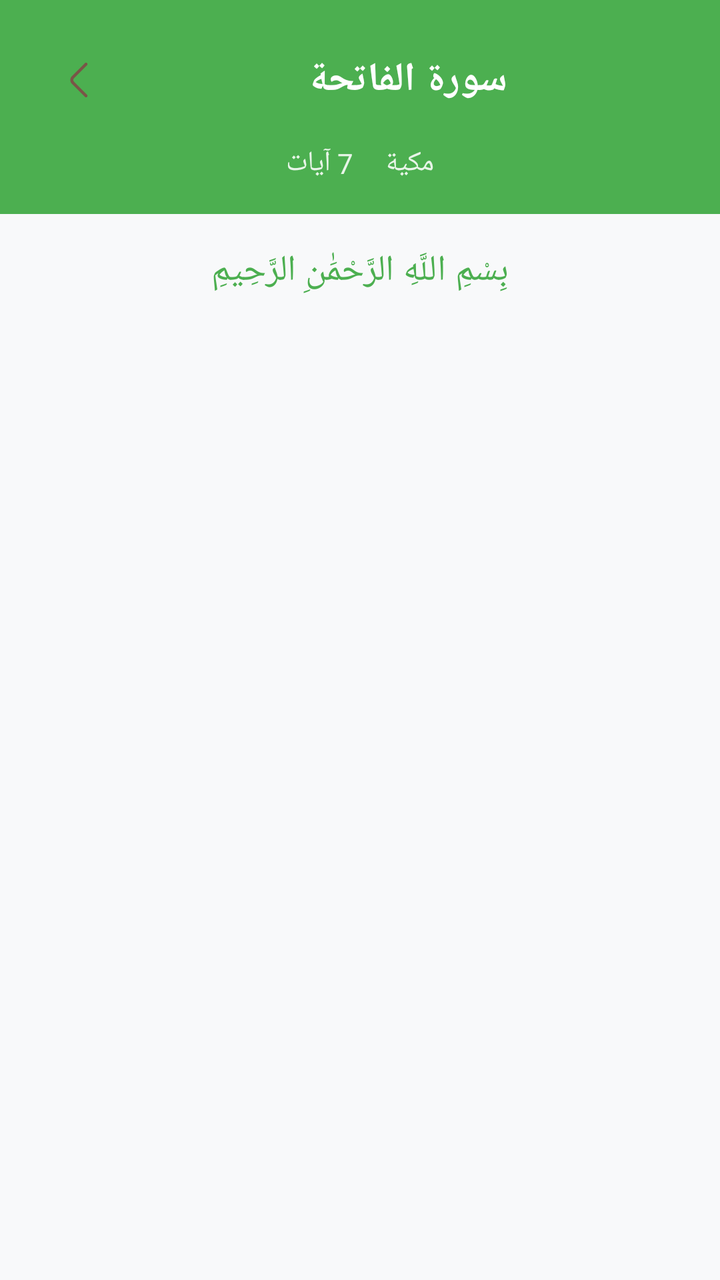
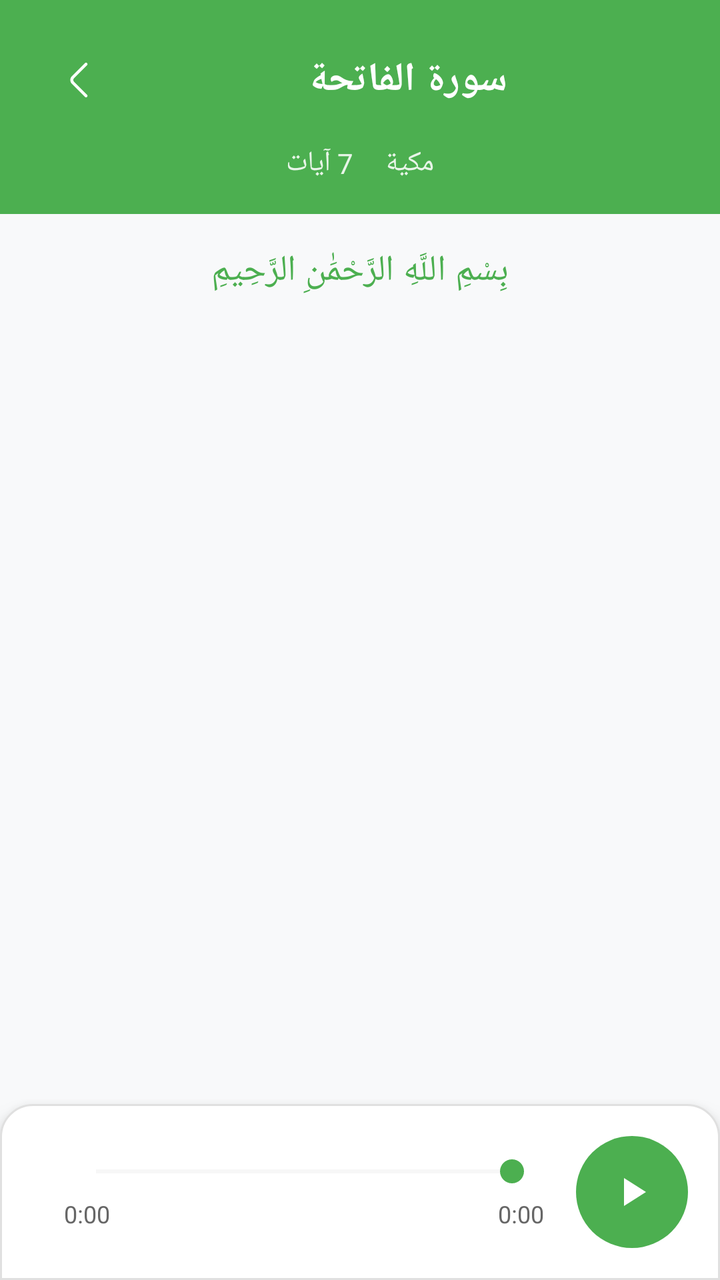

Screens rendered from an Android XML layout before and after an edit, with the pre-edit source and the edit as a unified diff.
<!-- AndroidManifest.xml: application theme Theme.Zakrni -->
<!-- res/layout/fragment_quran.xml -->
<?xml version="1.0" encoding="utf-8"?>
<androidx.constraintlayout.widget.ConstraintLayout xmlns:android="http://schemas.android.com/apk/res/android"
    xmlns:app="http://schemas.android.com/apk/res-auto"
    xmlns:tools="http://schemas.android.com/tools"
    android:layout_width="match_parent"
    android:layout_height="match_parent"
    android:background="#F8F9FA"
    android:layoutDirection="rtl">

    
    <LinearLayout
        android:id="@+id/header_layout"
        android:layout_width="match_parent"
        android:layout_height="wrap_content"
        android:orientation="vertical"
        android:background="#4CAF50"
        android:padding="16dp"
        app:layout_constraintTop_toTopOf="parent"
        app:layout_constraintStart_toStartOf="parent"
        app:layout_constraintEnd_toEndOf="parent">

        
        <LinearLayout
            android:layout_width="match_parent"
            android:layout_height="wrap_content"
            android:orientation="horizontal"
            android:gravity="center_vertical">

            
            <LinearLayout
                android:layout_width="wrap_content"
                android:layout_height="wrap_content"
                android:orientation="horizontal">





            </LinearLayout>

            <View
                android:layout_width="0dp"
                android:layout_height="1dp"
                android:layout_weight="1" />

            <TextView
                android:id="@+id/surah_header"
                android:layout_width="wrap_content"
                android:layout_height="wrap_content"
                android:text="سورة الفاتحة"
                android:textSize="20sp"
                android:textColor="@android:color/white"
                android:textStyle="bold"
                android:layout_marginStart="@dimen/_35sdp"
                android:gravity="center" />

            <View
                android:layout_width="0dp"
                android:layout_height="1dp"
                android:layout_weight="1" />

            
            <ImageButton
                android:id="@+id/back_button"
                android:layout_width="48dp"
                android:layout_height="48dp"
                android:background="?android:attr/selectableItemBackgroundBorderless"
                android:src="@drawable/ic_back"
                android:contentDescription="Back" />

        </LinearLayout>

        
        <LinearLayout
            android:layout_width="match_parent"
            android:layout_height="wrap_content"
            android:orientation="horizontal"
            android:gravity="center"
            android:layout_marginTop="8dp">

            <TextView
                android:id="@+id/surah_type"
                android:layout_width="wrap_content"
                android:layout_height="wrap_content"
                android:text="مكية"
                android:textSize="14sp"
                android:textColor="#E8F5E8"
                android:layout_marginEnd="16dp" />

            <TextView
                android:id="@+id/verses_count"
                android:layout_width="wrap_content"
                android:layout_height="wrap_content"
                android:text="7 آيات"
                android:textSize="14sp"
                android:textColor="#E8F5E8" />

        </LinearLayout>

    </LinearLayout>

    
    <TextView
        android:id="@+id/bismillah"
        android:layout_width="match_parent"
        android:layout_height="wrap_content"
        android:text="بِسْمِ اللَّهِ الرَّحْمَٰنِ الرَّحِيمِ"
        android:textSize="18sp"
        android:textColor="#4CAF50"
        android:gravity="center"
        android:padding="16dp"
        android:fontFamily="serif"
        android:layoutDirection="rtl"
        app:layout_constraintTop_toBottomOf="@id/header_layout"
        app:layout_constraintStart_toStartOf="parent"
        app:layout_constraintEnd_toEndOf="parent" />

    
    <ProgressBar
        android:id="@+id/progress_bar"
        android:layout_width="wrap_content"
        android:layout_height="wrap_content"
        android:visibility="gone"
        app:layout_constraintTop_toTopOf="parent"
        app:layout_constraintBottom_toBottomOf="parent"
        app:layout_constraintStart_toStartOf="parent"
        app:layout_constraintEnd_toEndOf="parent" />

    
    <androidx.recyclerview.widget.RecyclerView
        android:id="@+id/quran_verses_recycler"
        android:layout_width="match_parent"
        android:layout_height="0dp"
        android:padding="8dp"
        android:clipToPadding="false"
        tools:listitem="@layout/item_quran"
        app:layout_constraintTop_toBottomOf="@id/bismillah"
        app:layout_constraintBottom_toBottomOf="parent"
        app:layout_constraintStart_toStartOf="parent"
        app:layout_constraintEnd_toEndOf="parent" />

    
    <LinearLayout
        android:id="@+id/audio_controls"
        android:layout_width="match_parent"
        android:layout_height="wrap_content"
        android:orientation="horizontal"
        android:gravity="center"
        android:padding="16dp"
        android:background="#FFFFFF"
        android:elevation="4dp"
        android:visibility="gone"
        app:layout_constraintBottom_toBottomOf="parent"
        app:layout_constraintStart_toStartOf="parent"
        app:layout_constraintEnd_toEndOf="parent">

        <ImageButton
            android:id="@+id/play_button"
            android:layout_width="56dp"
            android:layout_height="56dp"
            android:background="@drawable/circle_background"
            android:src="@drawable/ic_play"
            android:contentDescription="Play"/>

        <ProgressBar
            android:id="@+id/audio_progress"
            style="?android:attr/progressBarStyleHorizontal"
            android:layout_width="0dp"
            android:layout_height="wrap_content"
            android:layout_weight="1"
            android:layout_marginStart="16dp"
            android:layout_marginEnd="16dp"
            android:progressTint="#4CAF50" />

    </LinearLayout>

</androidx.constraintlayout.widget.ConstraintLayout>
<!-- res/layout/item_quran.xml (included above) -->
<?xml version="1.0" encoding="utf-8"?>
<androidx.cardview.widget.CardView xmlns:android="http://schemas.android.com/apk/res/android"
    xmlns:app="http://schemas.android.com/apk/res-auto"
    android:layout_width="match_parent"
    android:layout_height="wrap_content"
    android:layout_margin="8dp"
    app:cardCornerRadius="12dp"
    app:cardElevation="4dp"
    app:cardBackgroundColor="@android:color/white">

    <LinearLayout
        android:layout_width="match_parent"
        android:layout_height="wrap_content"
        android:orientation="vertical"
        android:padding="16dp"
        android:background="@android:color/white">

        
        <LinearLayout
            android:layout_width="match_parent"
            android:layout_height="wrap_content"
            android:orientation="horizontal"
            android:gravity="end"
            android:layout_marginBottom="12dp">

            <TextView
                android:id="@+id/verse_number"
                android:layout_width="wrap_content"
                android:layout_height="wrap_content"
                android:text="1"
                android:textSize="14sp"
                android:textColor="#66666666"
                android:background="@drawable/circle_background"
                android:gravity="center"
                android:minWidth="28dp"
                android:minHeight="28dp"
                android:textStyle="bold" />

        </LinearLayout>

        
        <TextView
            android:id="@+id/verse_text"
            android:layout_width="match_parent"
            android:layout_height="wrap_content"
            android:text="بِسْمِ اللَّهِ الرَّحْمَٰنِ الرَّحِيمِ"
            android:textSize="22sp"
            android:textColor="#212121"
            android:gravity="end"
            android:layoutDirection="rtl"
            android:fontFamily="serif"
            android:lineSpacingExtra="4dp"
            android:layout_marginBottom="8dp" />

        
        <TextView
            android:id="@+id/verse_translation"
            android:layout_width="match_parent"
            android:layout_height="wrap_content"
            android:text=""
            android:textSize="14sp"
            android:textColor="#757575"
            android:visibility="gone"
            android:layout_marginTop="8dp"
            android:fontFamily="sans-serif" />

    </LinearLayout>

</androidx.cardview.widget.CardView>
<!-- resources referenced by this layout -->
<resources>
  <!-- drawable circle_background (drawable) -->
  <?xml version="1.0" encoding="utf-8"?>
  <shape xmlns:android="http://schemas.android.com/apk/res/android"
      android:shape="oval">
      <solid android:color="#E7DFD3"/> 
  </shape>
  <!-- drawable ic_back (drawable) -->
  <vector xmlns:android="http://schemas.android.com/apk/res/android"
      android:width="24dp"
      android:height="24dp"
      android:viewportWidth="24"
      android:viewportHeight="24">
    <path
        android:pathData="M15,20.67C14.81,20.67 14.62,20.6 14.47,20.45L7.95,13.93C6.89,12.87 6.89,11.13 7.95,10.07L14.47,3.55C14.76,3.26 15.24,3.26 15.53,3.55C15.82,3.84 15.82,4.32 15.53,4.61L9.01,11.13C8.53,11.61 8.53,12.39 9.01,12.87L15.53,19.39C15.82,19.68 15.82,20.16 15.53,20.45C15.38,20.59 15.19,20.67 15,20.67Z"
        android:fillColor="#795547"/>
  </vector>
  <!-- drawable ic_play (drawable) -->
  <?xml version="1.0" encoding="utf-8"?>
  <vector xmlns:android="http://schemas.android.com/apk/res/android"
      android:width="24dp"
      android:height="24dp"
      android:viewportWidth="24"
      android:viewportHeight="24">
      <path
          android:fillColor="#FFFFFF"
          android:pathData="M8,5v14l11,-7z" />
  </vector>
  <style name="Theme.Zakrni" parent="Base.Theme.Zakrni" />
  <style name="Base.Theme.Zakrni" parent="Theme.Material3.DayNight.NoActionBar">
          
          
      </style>
</resources>

<!-- the commit's change to res/layout/fragment_quran.xml (unified diff, before → after) -->
@@ -26,18 +26,6 @@
             android:orientation="horizontal"
             android:gravity="center_vertical">
 
-            
-            <LinearLayout
-                android:layout_width="wrap_content"
-                android:layout_height="wrap_content"
-                android:orientation="horizontal">
-
-
-
-
-
-            </LinearLayout>
-
             <View
                 android:layout_width="0dp"
                 android:layout_height="1dp"
@@ -50,8 +38,8 @@
                 android:text="سورة الفاتحة"
                 android:textSize="20sp"
                 android:textColor="@android:color/white"
+                android:layout_marginStart="@dimen/_35sdp"
                 android:textStyle="bold"
-                android:layout_marginStart="@dimen/_35sdp"
                 android:gravity="center" />
 
             <View
@@ -66,7 +54,8 @@
                 android:layout_height="48dp"
                 android:background="?android:attr/selectableItemBackgroundBorderless"
                 android:src="@drawable/ic_back"
-                android:contentDescription="Back" />
+                android:contentDescription="Back"
+                app:tint="@android:color/white" />
 
         </LinearLayout>
 
@@ -132,10 +121,11 @@
         android:layout_width="match_parent"
         android:layout_height="0dp"
         android:padding="8dp"
+        android:paddingBottom="16dp"
         android:clipToPadding="false"
         tools:listitem="@layout/item_quran"
         app:layout_constraintTop_toBottomOf="@id/bismillah"
-        app:layout_constraintBottom_toBottomOf="parent"
+        app:layout_constraintBottom_toTopOf="@id/audio_controls"
         app:layout_constraintStart_toStartOf="parent"
         app:layout_constraintEnd_toEndOf="parent" />
 
@@ -144,33 +134,99 @@
         android:id="@+id/audio_controls"
         android:layout_width="match_parent"
         android:layout_height="wrap_content"
-        android:orientation="horizontal"
-        android:gravity="center"
-        android:padding="16dp"
-        android:background="#FFFFFF"
-        android:elevation="4dp"
-        android:visibility="gone"
+        android:orientation="vertical"
+        android:background="@drawable/audio_controls_background"
+        android:elevation="8dp"
+        android:visibility="visible"
         app:layout_constraintBottom_toBottomOf="parent"
         app:layout_constraintStart_toStartOf="parent"
         app:layout_constraintEnd_toEndOf="parent">
 
-        <ImageButton
-            android:id="@+id/play_button"
-            android:layout_width="56dp"
-            android:layout_height="56dp"
-            android:background="@drawable/circle_background"
-            android:src="@drawable/ic_play"
-            android:contentDescription="Play"/>
-
-        <ProgressBar
-            android:id="@+id/audio_progress"
-            style="?android:attr/progressBarStyleHorizontal"
-            android:layout_width="0dp"
-            android:layout_height="wrap_content"
-            android:layout_weight="1"
-            android:layout_marginStart="16dp"
-            android:layout_marginEnd="16dp"
-            android:progressTint="#4CAF50" />
+
+
+        
+        <LinearLayout
+            android:layout_width="match_parent"
+            android:layout_height="wrap_content"
+            android:orientation="horizontal"
+            android:gravity="center_vertical"
+            android:padding="16dp">
+
+            
+            <ImageButton
+                android:id="@+id/play_button"
+                android:layout_width="56dp"
+                android:layout_height="56dp"
+                android:background="@drawable/play_button_background"
+                android:src="@drawable/ic_play"
+                android:contentDescription="Play"
+                android:scaleType="centerInside"
+                app:tint="@android:color/white" />
+
+            
+            <LinearLayout
+                android:layout_width="0dp"
+                android:layout_height="wrap_content"
+                android:layout_weight="1"
+                android:orientation="vertical"
+                android:layout_marginStart="16dp"
+                android:layout_marginEnd="16dp">
+
+                
+                <SeekBar
+                    android:id="@+id/audio_progress"
+                    android:layout_width="match_parent"
+                    android:layout_height="wrap_content"
+                    android:progressTint="#4CAF50"
+                    android:progressBackgroundTint="#E0E0E0"
+                    android:thumbTint="#4CAF50"
+                    android:max="100"
+                    android:progress="0" />
+
+                
+                <LinearLayout
+                    android:layout_width="match_parent"
+                    android:layout_height="wrap_content"
+                    android:orientation="horizontal"
+                    android:layout_marginTop="4dp">
+
+                    <TextView
+                        android:id="@+id/current_time"
+                        android:layout_width="wrap_content"
+                        android:layout_height="wrap_content"
+                        android:text="0:00"
+                        android:textSize="12sp"
+                        android:textColor="#666666" />
+
+                    <View
+                        android:layout_width="0dp"
+                        android:layout_height="1dp"
+                        android:layout_weight="1" />
+
+                    <TextView
+                        android:id="@+id/total_time"
+                        android:layout_width="wrap_content"
+                        android:layout_height="wrap_content"
+                        android:text="0:00"
+                        android:textSize="12sp"
+                        android:textColor="#666666" />
+
+                </LinearLayout>
+
+            </LinearLayout>
+
+            
+            <ImageButton
+                android:id="@+id/settings_button"
+                android:layout_width="40dp"
+                android:layout_height="40dp"
+                android:background="?android:attr/selectableItemBackgroundBorderless"
+                android:src="@drawable/ic_settings"
+                android:contentDescription="Settings"
+                android:visibility="gone"
+                app:tint="#666666" />
+
+        </LinearLayout>
 
     </LinearLayout>
 
<!-- resource entries referenced after the edit -->
@@ -1,5 +1,12 @@
 <!-- resources referenced by this layout -->
 <resources>
+  <!-- drawable audio_controls_background (drawable) -->
+  <?xml version="1.0" encoding="utf-8"?>
+  <shape xmlns:android="http://schemas.android.com/apk/res/android">
+      <solid android:color="@android:color/white"/>
+      <corners android:topLeftRadius="16dp" android:topRightRadius="16dp"/>
+      <stroke android:width="1dp" android:color="#E0E0E0"/>
+  </shape>
   <!-- drawable circle_background (drawable) -->
   <?xml version="1.0" encoding="utf-8"?>
   <shape xmlns:android="http://schemas.android.com/apk/res/android"
@@ -27,6 +34,26 @@
           android:fillColor="#FFFFFF"
           android:pathData="M8,5v14l11,-7z" />
   </vector>
+  <!-- drawable ic_settings (drawable) -->
+  <vector xmlns:android="http://schemas.android.com/apk/res/android"
+      android:width="24dp"
+      android:height="24dp"
+      android:viewportWidth="24"
+      android:viewportHeight="24">
+      <path
+          android:fillColor="#000000"
+          android:pathData="M12,15.5A3.5,3.5 0 0,1 8.5,12A3.5,3.5 0 0,1 12,8.5A3.5,3.5 0 0,1 15.5,12A3.5,3.5 0 0,1 12,15.5M19.43,12.97C19.47,12.65 19.5,12.33 19.5,12C19.5,11.67 19.47,11.34 19.43,11L21.54,9.37C21.73,9.22 21.78,8.95 21.66,8.73L19.66,5.27C19.54,5.05 19.27,4.96 19.05,5.05L16.56,6.05C16.04,5.66 15.5,5.32 14.87,5.07L14.5,2.42C14.46,2.18 14.25,2 14,2H10C9.75,2 9.54,2.18 9.5,2.42L9.13,5.07C8.5,5.32 7.96,5.66 7.44,6.05L4.95,5.05C4.73,4.96 4.46,5.05 4.34,5.27L2.34,8.73C2.21,8.95 2.27,9.22 2.46,9.37L4.57,11C4.53,11.34 4.5,11.67 4.5,12C4.5,12.33 4.53,12.65 4.57,12.97L2.46,14.63C2.27,14.78 2.21,15.05 2.34,15.27L4.34,18.73C4.46,18.95 4.73,19.03 4.95,18.95L7.44,17.94C7.96,18.34 8.5,18.68 9.13,18.93L9.5,21.58C9.54,21.82 9.75,22 10,22H14C14.25,22 14.46,21.82 14.5,21.58L14.87,18.93C15.5,18.67 16.04,18.34 16.56,17.94L19.05,18.95C19.27,19.03 19.54,18.95 19.66,18.73L21.66,15.27C21.78,15.05 21.73,14.78 21.54,14.63L19.43,12.97Z" />
+  </vector>
+  <!-- drawable play_button_background (drawable) -->
+  <?xml version="1.0" encoding="utf-8"?>
+  <ripple xmlns:android="http://schemas.android.com/apk/res/android"
+      android:color="?android:attr/colorControlHighlight">
+      <item>
+          <shape android:shape="oval">
+              <solid android:color="#4CAF50"/>
+          </shape>
+      </item>
+  </ripple>
   <style name="Theme.Zakrni" parent="Base.Theme.Zakrni" />
   <style name="Base.Theme.Zakrni" parent="Theme.Material3.DayNight.NoActionBar">
           
